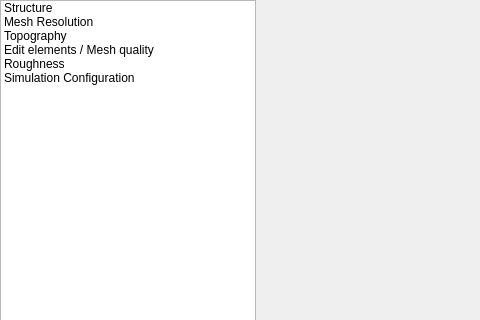
First picture: the form in src/ui/structure2d/reosedithydraulicstructure2dwidget.ui, repository vcloarec/ReosProject, before the edit; both pictures show x 0 to 480 and y 0 to 320 of the 643 by 496 pixel window.
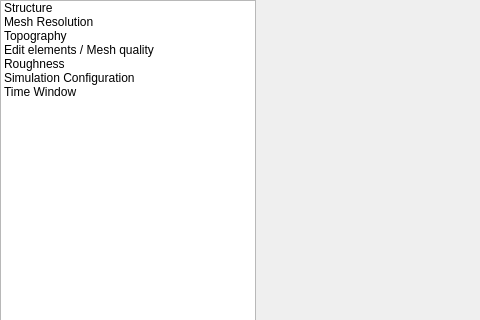
Second picture: the form after the edit. Icons and pictures are not drawn.

Commit message: introduce time windows settings for structure 2D

The edit to the form file:
```diff
--- a/src/ui/structure2d/reosedithydraulicstructure2dwidget.ui
+++ b/src/ui/structure2d/reosedithydraulicstructure2dwidget.ui
@@ -105,6 +105,15 @@
           <normaloff>:/images/settings.svg</normaloff>:/images/settings.svg</iconset>
         </property>
        </item>
+       <item>
+        <property name="text">
+         <string>Time Window</string>
+        </property>
+        <property name="icon">
+         <iconset resource="../../../images/images.qrc">
+          <normaloff>:/images/temporal.svg</normaloff>:/images/temporal.svg</iconset>
+        </property>
+       </item>
       </widget>
      </item>
     </layout>
```
Left out of the diff: 32 changed lines with no effect on the pictures. The commit also changes 13 other files.
